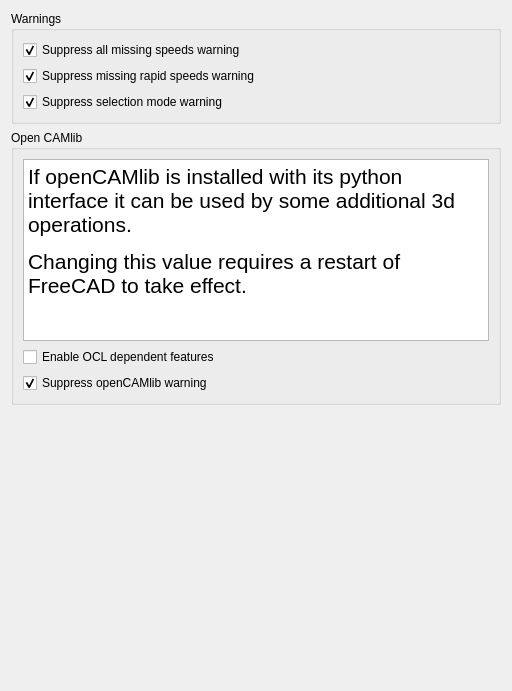
Above: src/Mod/Path/Gui/Resources/preferences/Advanced.ui from southseact-3d/fcd before the change. Below: the same form after it.
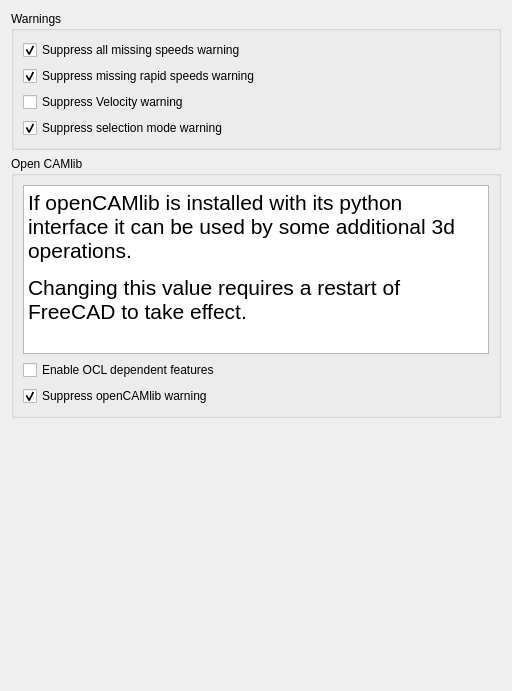
That is the form after the change. Custom widgets are drawn as their Qt base class.

Commit message: add option to preferences to suppress velocity warning

The edit to the form file:
```diff
--- a/src/Mod/Path/Gui/Resources/preferences/Advanced.ui
+++ b/src/Mod/Path/Gui/Resources/preferences/Advanced.ui
@@ -58,6 +58,25 @@
         </property>
        </widget>
       </item>
+      <item>
+       <widget class="Gui::PrefCheckBox" name="WarningSuppressVelocity">
+        <property name="toolTip">
+         <string>Suppress warning whenever a Path selection mode is activated</string>
+        </property>
+        <property name="text">
+         <string>Suppress Velocity warning</string>
+        </property>
+        <property name="checked">
+         <bool>false</bool>
+        </property>
+        <property name="prefEntry" stdset="0">
+         <cstring>WarningSuppressSelectionMode</cstring>
+        </property>
+        <property name="prefPath" stdset="0">
+         <cstring>Mod/Path</cstring>
+        </property>
+       </widget>
+      </item>
       <item>
        <widget class="Gui::PrefCheckBox" name="WarningSuppressSelectionMode">
         <property name="toolTip">
@@ -113,12 +132,12 @@
          <bool>true</bool>
         </property>
         <property name="html">
-         <string>&lt;!DOCTYPE HTML PUBLIC "-//W3C//DTD HTML 4.0//EN" "http://www.w3.org/TR/REC-html40/strict.dtd"&gt;
-&lt;html&gt;&lt;head&gt;&lt;meta name="qrichtext" content="1" /&gt;&lt;style type="text/css"&gt;
+         <string>&lt;!DOCTYPE HTML PUBLIC &quot;-//W3C//DTD HTML 4.0//EN&quot; &quot;http://www.w3.org/TR/REC-html40/strict.dtd&quot;&gt;
+&lt;html&gt;&lt;head&gt;&lt;meta name=&quot;qrichtext&quot; content=&quot;1&quot; /&gt;&lt;style type=&quot;text/css&quot;&gt;
 p, li { white-space: pre-wrap; }
-&lt;/style&gt;&lt;/head&gt;&lt;body style=" font-family:'Sans'; font-size:16pt; font-weight:400; font-style:normal;"&gt;
-&lt;p style=" margin-top:12px; margin-bottom:12px; margin-left:0px; margin-right:0px; -qt-block-indent:0; text-indent:0px;"&gt;If openCAMlib is installed with its python interface it can be used by some additional 3d operations.&lt;/p&gt;
-&lt;p style=" margin-top:12px; margin-bottom:12px; margin-left:0px; margin-right:0px; -qt-block-indent:0; text-indent:0px;"&gt;Changing this value requires a restart of FreeCAD to take effect.&lt;/p&gt;&lt;/body&gt;&lt;/html&gt;</string>
+&lt;/style&gt;&lt;/head&gt;&lt;body style=&quot; font-family:'DejaVu Sans'; font-size:12pt; font-weight:400; font-style:normal;&quot;&gt;
+&lt;p style=&quot; margin-top:12px; margin-bottom:12px; margin-left:0px; margin-right:0px; -qt-block-indent:0; text-indent:0px;&quot;&gt;&lt;span style=&quot; font-family:'Sans'; font-size:16pt;&quot;&gt;If openCAMlib is installed with its python interface it can be used by some additional 3d operations.&lt;/span&gt;&lt;/p&gt;
+&lt;p style=&quot; margin-top:12px; margin-bottom:12px; margin-left:0px; margin-right:0px; -qt-block-indent:0; text-indent:0px;&quot;&gt;&lt;span style=&quot; font-family:'Sans'; font-size:16pt;&quot;&gt;Changing this value requires a restart of FreeCAD to take effect.&lt;/span&gt;&lt;/p&gt;&lt;/body&gt;&lt;/html&gt;</string>
         </property>
        </widget>
       </item>
```
The commit also changes 3 other files.
